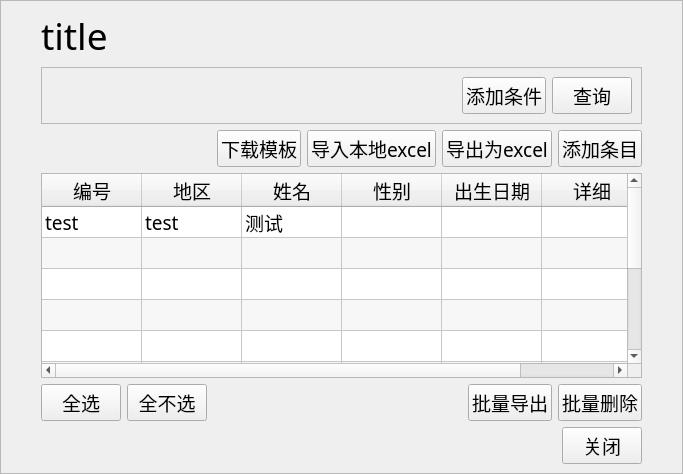
This is ui/page_elements/search_page/page.ui in ArcherLuo233/election-s-prediction as Qt 5 draws it before an edit. The edited form follows.
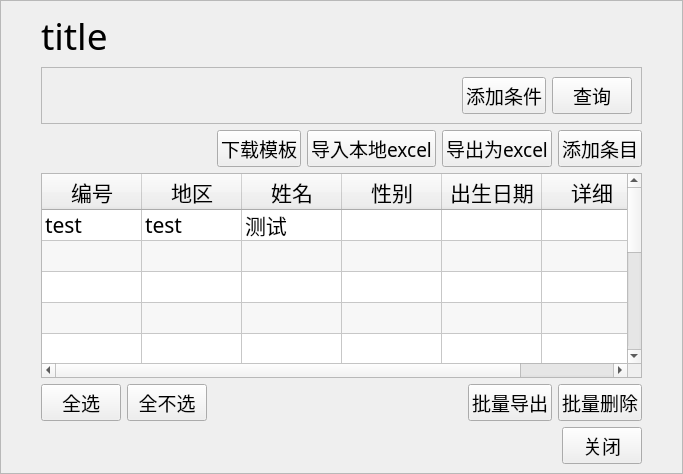
This is the edited form. Custom widgets are drawn as their Qt base class.

The edit to the form file:
```diff
--- a/ui/page_elements/search_page/page.ui
+++ b/ui/page_elements/search_page/page.ui
@@ -12,7 +12,7 @@
   </property>
   <property name="font">
    <font>
-    <family>黑体</family>
+    <family>微软雅黑</family>
     <pointsize>14</pointsize>
    </font>
   </property>
@@ -197,7 +197,9 @@
         <property name="font">
          <font>
           <family>黑体</family>
-          <pointsize>14</pointsize>
+          <pointsize>16</pointsize>
+          <weight>50</weight>
+          <bold>false</bold>
          </font>
         </property>
         <property name="editTriggers">
```
Left out of the diff: 2 changed lines with no effect on the pictures.
